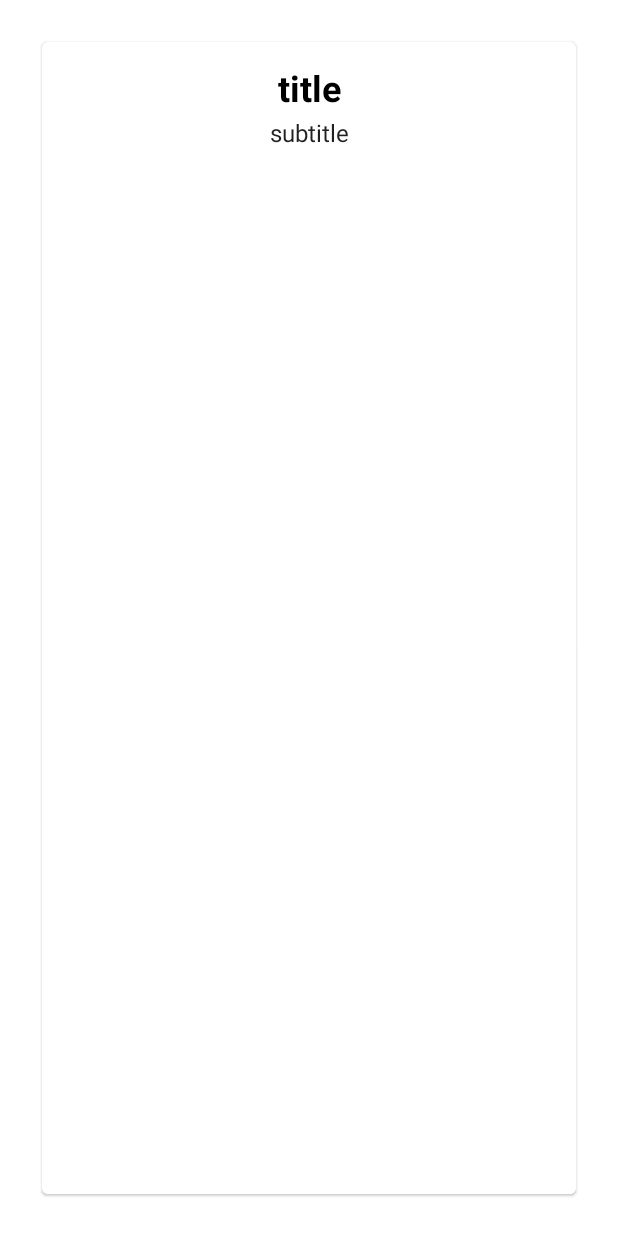
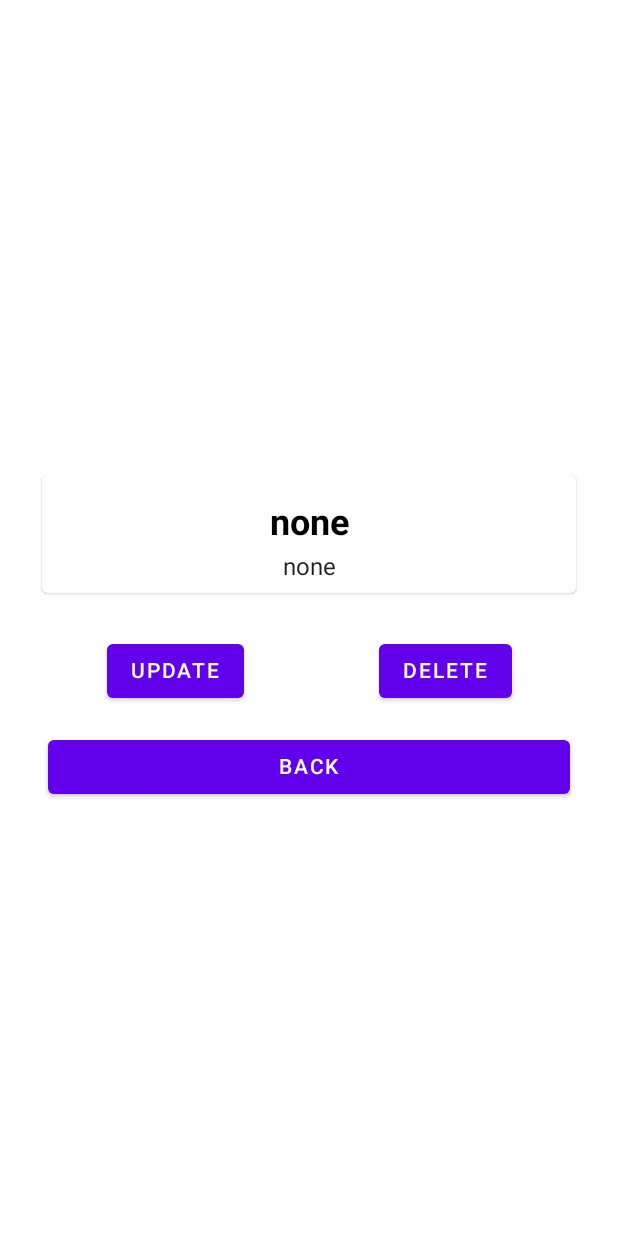
Before and after one commit to AndreyAgnesh/NotesApp, an Android app built with Jetpack Compose: the @Preview function PrevNoteScreen, on a phone screen of 412 x 824 dp. Run offline under Robolectric (Android 15) with nearby library versions, the phone set to English and light mode, and no system bars; our stand-ins replace Room's generated code, livedata-compose.

Commit message:
Step_6. Implemented functionality for updating and deleting notes

```diff
--- a/app/src/main/java/com/example/notesapp/database/room/dao/AppRoomDataBase.kt
+++ b/app/src/main/java/com/example/notesapp/database/room/dao/AppRoomDataBase.kt
@@ -5,6 +5,7 @@ import androidx.room.Database
 import androidx.room.Room
 import androidx.room.RoomDatabase
 import com.example.notesapp.model.Note
+import com.example.notesapp.utils.Constants.Keys.NOTE_DATABASE
 
 @Database(entities = [Note::class], version = 1)
 abstract class AppRoomDataBase : RoomDatabase() {
@@ -21,7 +22,7 @@ abstract class AppRoomDataBase : RoomDatabase() {
                 INSTANCE = Room.databaseBuilder(
                     context,
                     AppRoomDataBase::class.java,
-                    "notes_database"
+                    NOTE_DATABASE
                 ).build()
                 INSTANCE as AppRoomDataBase
             } else INSTANCE as AppRoomDataBase
--- a/app/src/main/java/com/example/notesapp/model/Note.kt
+++ b/app/src/main/java/com/example/notesapp/model/Note.kt
@@ -3,8 +3,9 @@ package com.example.notesapp.model
 import androidx.room.ColumnInfo
 import androidx.room.Entity
 import androidx.room.PrimaryKey
+import com.example.notesapp.utils.Constants.Keys.NOTE_TABLE
 
-@Entity(tableName = "notes_table")
+@Entity(tableName = NOTE_TABLE)
 data class Note(
     @PrimaryKey(autoGenerate = true)
     val id: Int = 0,
--- a/app/src/main/java/com/example/notesapp/screens/Main.kt
+++ b/app/src/main/java/com/example/notesapp/screens/Main.kt
@@ -60,7 +60,7 @@ fun NoteItem(note: Note, navController: NavHostController) {
             .fillMaxWidth()
             .padding(vertical = 8.dp, horizontal = 24.dp)
             .clickable {
-                navController.navigate(NavRoute.Note.route)
+                navController.navigate(NavRoute.Note.route + "/${note.id}")
             },
         elevation = 6.dp
     ) {
--- a/app/src/main/java/com/example/notesapp/screens/Note.kt
+++ b/app/src/main/java/com/example/notesapp/screens/Note.kt
@@ -1,14 +1,11 @@
 package com.example.notesapp.screens
 
 import android.app.Application
-import androidx.compose.foundation.layout.Arrangement
-import androidx.compose.foundation.layout.Column
-import androidx.compose.foundation.layout.fillMaxSize
-import androidx.compose.foundation.layout.padding
-import androidx.compose.material.Card
-import androidx.compose.material.Scaffold
-import androidx.compose.material.Text
-import androidx.compose.runtime.Composable
+import androidx.compose.foundation.layout.*
+import androidx.compose.foundation.shape.RoundedCornerShape
+import androidx.compose.material.*
+import androidx.compose.runtime.*
+import androidx.compose.runtime.livedata.observeAsState
 import androidx.compose.ui.Alignment
 import androidx.compose.ui.Modifier
 import androidx.compose.ui.graphics.Color
@@ -19,14 +16,84 @@ import androidx.compose.ui.unit.dp
 import androidx.compose.ui.unit.sp
 import androidx.lifecycle.viewmodel.compose.viewModel
 import androidx.navigation.NavHostController
+import androidx.navigation.compose.NavHost
 import androidx.navigation.compose.rememberNavController
 import com.example.notesapp.MainViewModel
 import com.example.notesapp.MainViewModelFactory
+import com.example.notesapp.model.Note
+import com.example.notesapp.navigation.NavRoute
 import com.example.notesapp.ui.theme.NotesAppTheme
+import com.example.notesapp.utils.Constants
+import com.example.notesapp.utils.Constants.Keys.SUBTITLE
+import com.example.notesapp.utils.Constants.Keys.TITLE
+import kotlinx.coroutines.launch
 
 
+@OptIn(ExperimentalMaterialApi::class)
 @Composable
-fun NoteScreen(navController: NavHostController, viewModel: MainViewModel) {
+fun NoteScreen(navController: NavHostController, viewModel: MainViewModel, noteId: String?) {
+
+    val notes = viewModel.readAllNotes().observeAsState(listOf()).value
+    val note = notes.firstOrNull { it.id == noteId?.toInt() } ?: Note(
+        title = Constants.Keys.NONE,
+        subtitle = Constants.Keys.NONE
+    )
+    val bottomSheetState =
+        rememberModalBottomSheetState(initialValue = ModalBottomSheetValue.Hidden)
+    val coroutineScope = rememberCoroutineScope()
+    var title by remember { mutableStateOf(Constants.Keys.EMPTY) }
+    var subtitle by remember { mutableStateOf(Constants.Keys.EMPTY) }
+
+    ModalBottomSheetLayout(
+        sheetState = bottomSheetState,
+        sheetElevation = 5.dp,
+        sheetShape = RoundedCornerShape(topStart = 30.dp, topEnd = 30.dp),
+        sheetContent = {
+            Surface {
+                Column(
+                    modifier = Modifier
+                        .fillMaxSize()
+                        .padding(all = 26.dp)
+                ) {
+                    Text(
+                        text = Constants.Keys.EDIT_NOTE,
+                        fontSize = 18.sp,
+                        fontWeight = FontWeight.Bold,
+                        modifier = Modifier.padding(vertical = 8.dp)
+                    )
+                    OutlinedTextField(
+                        value = title,
+                        onValueChange = { title = it },
+                        label = { Text(text = TITLE) },
+                        isError = title.isEmpty()
+                    )
+                    OutlinedTextField(
+                        value = subtitle,
+                        onValueChange = { subtitle = it },
+                        label = { Text(text = SUBTITLE) },
+                        isError = subtitle.isEmpty()
+                    )
+                    Button(
+                        modifier = Modifier.padding(top = 16.dp),
+                        onClick = {
+                            viewModel.updateNote(
+                                note = Note(
+                                    id = note.id,
+                                    title = title,
+                                    subtitle = subtitle
+                                )
+                            )
+                            {
+                                navController.navigate(NavRoute.Main.route)
+                            }
+                        }
+                    ) {
+                        Text(text = Constants.Keys.UPDATE_NOTE)
+                    }
+                }
+            }
+        }
+    ) {
         Scaffold(
             modifier = Modifier.fillMaxSize()
         ) {
@@ -37,7 +104,7 @@ fun NoteScreen(navController: NavHostController, viewModel: MainViewModel) {
             ) {
                 Card(
                     modifier = Modifier
-                    .fillMaxSize()
+                        .fillMaxWidth()
                         .padding(28.dp)
                 ) {
                     Column(
@@ -45,22 +112,59 @@ fun NoteScreen(navController: NavHostController, viewModel: MainViewModel) {
                         horizontalAlignment = Alignment.CenterHorizontally
                     ) {
                         Text(
-                        text = "title",
+                            text = note.title,
                             fontSize = 24.sp,
                             fontWeight = FontWeight.Bold,
                             color = Color.Black,
                             modifier = Modifier.padding(top = 10.dp)
                         )
                         Text(
-                        text = "subtitle",
+                            text = note.subtitle,
                             fontSize = 16.sp,
                             modifier = Modifier.padding(top = 6.dp)
                         )
                     }
                 }
+
+                Row(
+                    modifier = Modifier
+                        .padding(horizontal = 26.dp)
+                        .fillMaxWidth(),
+                    verticalAlignment = Alignment.CenterVertically,
+                    horizontalArrangement = Arrangement.SpaceAround
+                ) {
+                    Button(onClick = {
+                        coroutineScope.launch {
+                            title = note.title
+                            subtitle = note.subtitle
+                            bottomSheetState.show()
+                        }
+                    }) {
+                        Text(text = Constants.Keys.UPDATE)
+                    }
+                    Button(onClick = {
+                        viewModel.deleteNote(note = note) {
+                            navController.navigate(NavRoute.Main.route)
+                        }
+                    }) {
+                        Text(text = Constants.Keys.DELETE)
+                    }
+                }
+                Button(modifier = Modifier
+                    .padding(top = 16.dp)
+                    .padding(horizontal = 32.dp)
+                    .fillMaxWidth(),
+                    onClick = {
+                        navController.navigate(NavRoute.Main.route)
+                    }) {
+                    Text(text = Constants.Keys.NAV_BACK)
+
                 }
             }
         }
+    }
+}
+
 
 @Composable
 @Preview(showBackground = true)
@@ -69,6 +173,10 @@ fun PrevNoteScreen() {
         val context = LocalContext.current
         val mViewModel: MainViewModel =
             viewModel(factory = MainViewModelFactory(context.applicationContext as Application))
-        NoteScreen(navController = rememberNavController(), viewModel = mViewModel)
+        NoteScreen(
+            navController = rememberNavController(),
+            viewModel = mViewModel,
+            noteId = "1"
+        )
     }
 }
```
Also changed, not shown: app/src/main/java/com/example/notesapp/MainViewModel.kt (+25 -5 lines), app/src/main/java/com/example/notesapp/navigation/NotesNavHost.kt (+12 -6 lines), app/src/main/java/com/example/notesapp/screens/Add.kt (+8 -4 lines), app/src/main/java/com/example/notesapp/screens/Start.kt (+6 -3 lines), app/src/main/java/com/example/notesapp/utils/Const.kt (+35 -0 lines). Lines whose indentation alone changed are shown as unchanged.
